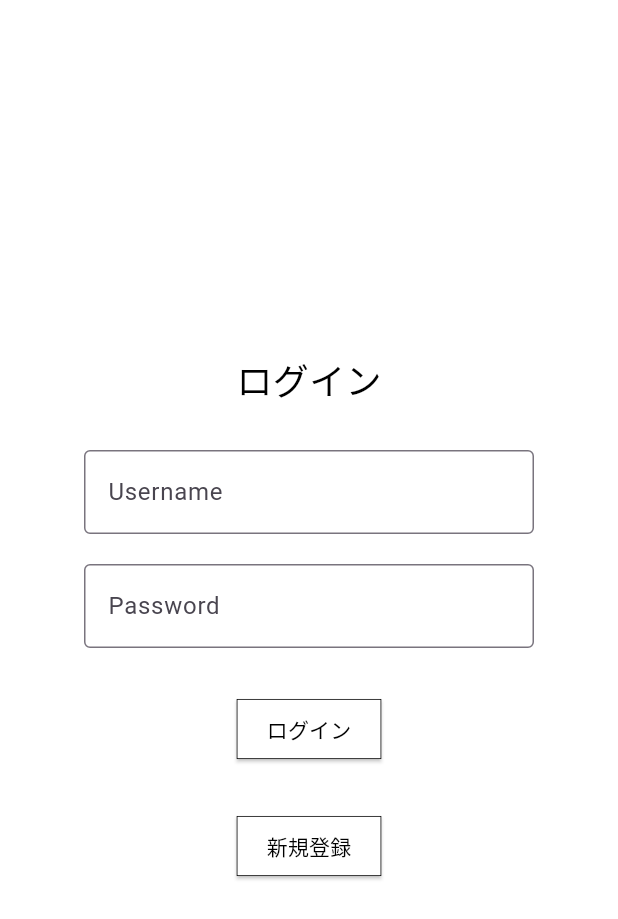
After one commit to Tech-c2024/chat, a Flutter app: the screen it shows after launch, on a phone screen of 412 x 824 dp. The commit adds this screen. Shown: the top 919 px of the screen. Run offline on Flutter 3.47's test engine with Material 3 defaults, Android fonts, the phone set to English and light mode, and no system bars.

Commit message:
Create custom_pagelayout.dart

```diff
--- /dev/null
+++ b/lib/custom_pagelayout.dart
@@ -0,0 +1,22 @@
+import 'package:flutter/material.dart';
+
+class CustomPage extends StatelessWidget {
+  final List<Widget> children;
+
+  const CustomPage({
+    required this.children,
+  });
+
+  @override
+  Widget build(BuildContext context) {
+    return Scaffold(
+      body: Center(
+        child: Column(
+          mainAxisAlignment: MainAxisAlignment.center,
+          crossAxisAlignment: CrossAxisAlignment.center,
+          children: children,
+        ),
+      ),
+    );
+  }
+}
--- a/lib/login_page.dart
+++ b/lib/login_page.dart
@@ -1,6 +1,8 @@
 import 'package:flutter/material.dart';
 import 'package:temp_project/custom_button.dart';
 import 'package:temp_project/custom_textformfield.dart';
+
+import 'custom_pagelayout.dart';
 
 class LoginPage extends StatelessWidget {
   const LoginPage({Key? key}) : super(key: key);
@@ -11,12 +13,8 @@ class LoginPage extends StatelessWidget {
 
   @override
   Widget build(BuildContext context) {
-    return Scaffold(
-      body: Center(
-        child: Column(
-          mainAxisAlignment: MainAxisAlignment.center,
-          crossAxisAlignment: CrossAxisAlignment.center,
-          children: <Widget>[
+    return CustomPage(
+      children: [
         Text(
           'ログイン',
           style: TextStyle(
@@ -31,10 +29,8 @@ class LoginPage extends StatelessWidget {
         SizedBox(height: 30),
         CustomElevatedButton(text: 'ログイン', onPressed: onPressed),
         SizedBox(height: 30),
-            CustomElevatedButton(text: '新規登録', onPressed: onPressed)
+        CustomElevatedButton(text: '新規登録', onPressed: onPressed),
       ],
-        ),
-      ),
     );
   }
 }
```
Lines whose indentation alone changed are shown as unchanged.
